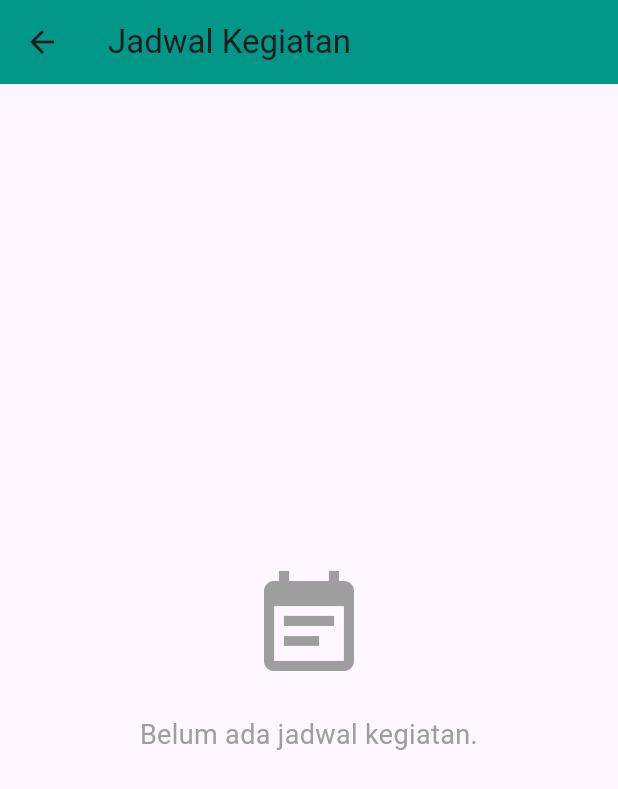
After one commit to aruhaxs/siges_mobile, a Flutter app: the EventListScreen screen opened directly, on a phone screen of 412 x 824 dp. The commit adds this screen. Shown: the top 789 px of the screen. Run offline on Flutter 3.47's test engine with Material 3 defaults, Android fonts, the phone set to English and light mode, and no system bars; our stand-ins replace chewie, firebase_auth, firebase_core, firebase_database, firebase_messaging, flutter_local_notifications and 13 more; missing offline and left inert: googleapis, mobile_scanner; accounts and stored records are empty; generated files the repository leaves out were written again.

Commit message:
feat: update fcm to event page

```diff
--- /dev/null
+++ b/lib/src/screens/event_list_screen.dart
@@ -0,0 +1,30 @@
+import 'package:flutter/material.dart';
+
+// Halaman ini tidak butuh parameter, jadi aman dipanggil dari mana saja.
+class EventListScreen extends StatelessWidget {
+  const EventListScreen({super.key});
+
+  @override
+  Widget build(BuildContext context) {
+    return Scaffold(
+      appBar: AppBar(
+        title: const Text('Jadwal Kegiatan'),
+        backgroundColor: Colors.teal,
+      ),
+      body: const Center(
+        child: Column(
+          mainAxisAlignment: MainAxisAlignment.center,
+          children: [
+            Icon(Icons.event_note, size: 80, color: Colors.grey),
+            SizedBox(height: 20),
+            Text(
+              'Belum ada jadwal kegiatan.',
+              style: TextStyle(fontSize: 18, color: Colors.grey),
+              textAlign: TextAlign.center,
+            ),
+          ],
+        ),
+      ),
+    );
+  }
+}
--- a/pubspec.yaml
+++ b/pubspec.yaml
@@ -55,6 +55,7 @@ dependencies:
   video_player: ^2.8.6
   chewie: ^1.8.1
   geolocator: ^9.0.2
+  share_plus: ^9.0.0
   flutter_speed_dial: ^7.0.0
   flutter_local_notifications: ^17.2.1
   flutter_launcher_icons: "^0.13.1"
```
Also changed, not shown: lib/main.dart (+45 -3 lines), lib/src/models/event_model.dart (added, +25 -0 lines), lib/src/screens/dashboard_screen.dart (+13 -0 lines), lib/src/screens/event_screen.dart (added, +105 -0 lines), pubspec.lock, 3 other files.
